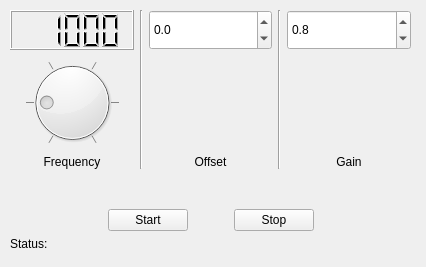
First picture: the form in ThreePhase.ui, repository Joeseidon/Lpad_2_Raspi_Comm_Test, before the edit.
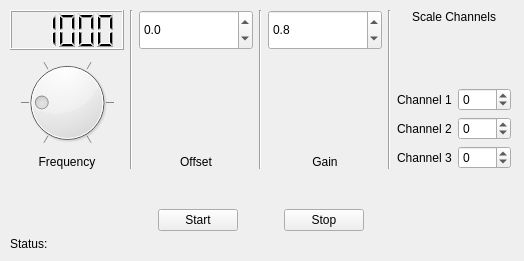
Second picture: the form after the edit.

The edit to the form file:
```diff
--- a/ThreePhase.ui
+++ b/ThreePhase.ui
@@ -6,8 +6,8 @@
    <rect>
     <x>0</x>
     <y>0</y>
-    <width>426</width>
-    <height>267</height>
+    <width>524</width>
+    <height>261</height>
    </rect>
   </property>
   <property name="windowTitle">
@@ -18,13 +18,82 @@
     <rect>
      <x>10</x>
      <y>10</y>
-     <width>401</width>
+     <width>501</width>
      <height>241</height>
     </rect>
    </property>
    <layout class="QVBoxLayout" name="verticalLayout_5">
     <item>
      <layout class="QGridLayout" name="gridLayout">
+      <item row="0" column="6">
+       <layout class="QVBoxLayout" name="verticalLayout">
+        <item>
+         <widget class="QLabel" name="label_4">
+          <property name="text">
+           <string>Scale Channels</string>
+          </property>
+          <property name="alignment">
+           <set>Qt::AlignHCenter|Qt::AlignTop</set>
+          </property>
+         </widget>
+        </item>
+        <item>
+         <layout class="QFormLayout" name="formLayout">
+          <item row="0" column="0">
+           <widget class="QLabel" name="label_5">
+            <property name="text">
+             <string>Channel 1</string>
+            </property>
+           </widget>
+          </item>
+          <item row="0" column="1">
+           <widget class="QSpinBox" name="Channel1_scale">
+            <property name="minimum">
+             <number>-1</number>
+            </property>
+            <property name="maximum">
+             <number>1</number>
+            </property>
+           </widget>
+          </item>
+          <item row="1" column="0">
+           <widget class="QLabel" name="label_6">
+            <property name="text">
+             <string>Channel 2</string>
+            </property>
+           </widget>
+          </item>
+          <item row="1" column="1">
+           <widget class="QSpinBox" name="Channel2_scale">
+            <property name="minimum">
+             <number>-1</number>
+            </property>
+            <property name="maximum">
+             <number>1</number>
+            </property>
+           </widget>
+          </item>
+          <item row="2" column="0">
+           <widget class="QLabel" name="label_7">
+            <property name="text">
+             <string>Channel 3</string>
+            </property>
+           </widget>
+          </item>
+          <item row="2" column="1">
+           <widget class="QSpinBox" name="Channel3_scale">
+            <property name="minimum">
+             <number>-1</number>
+            </property>
+            <property name="maximum">
+             <number>1</number>
+            </property>
+           </widget>
+          </item>
+         </layout>
+        </item>
+       </layout>
+      </item>
       <item row="0" column="4">
        <layout class="QVBoxLayout" name="verticalLayout_3">
         <item>
@@ -184,6 +253,13 @@
         </property>
        </widget>
       </item>
+      <item row="0" column="5">
+       <widget class="Line" name="line_3">
+        <property name="orientation">
+         <enum>Qt::Vertical</enum>
+        </property>
+       </widget>
+      </item>
      </layout>
     </item>
     <item>
```
